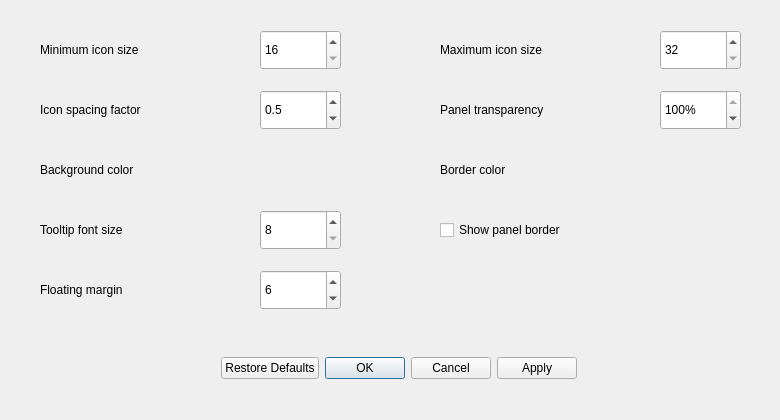
This is src/view/appearance_settings_dialog.ui in dangvd/crystal-dock as Qt 5 draws it before an edit. The edited form follows.
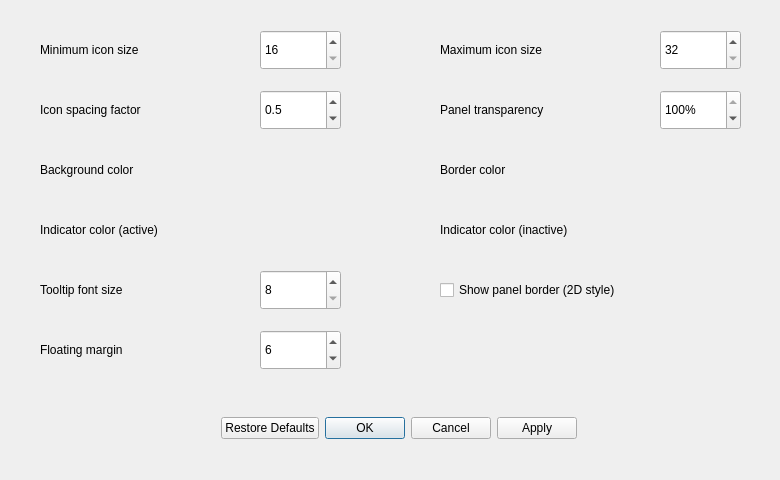
This is the edited form.

Commit message: Adds active / inactive indicator color to Appearance Settings #28

Diff of the .ui file:
```diff
--- a/src/view/appearance_settings_dialog.ui
+++ b/src/view/appearance_settings_dialog.ui
@@ -7,7 +7,7 @@
     <x>0</x>
     <y>0</y>
     <width>780</width>
-    <height>420</height>
+    <height>480</height>
    </rect>
   </property>
   <property name="windowTitle">
@@ -17,7 +17,7 @@
    <property name="geometry">
     <rect>
      <x>34</x>
-     <y>350</y>
+     <y>410</y>
      <width>730</width>
      <height>36</height>
     </rect>
@@ -126,13 +126,13 @@
    <property name="geometry">
     <rect>
      <x>440</x>
-     <y>210</y>
-     <width>220</width>
+     <y>270</y>
+     <width>301</width>
      <height>40</height>
     </rect>
    </property>
    <property name="text">
-    <string>Show panel border</string>
+    <string>Show panel border (2D style)</string>
    </property>
   </widget>
   <widget class="QLabel" name="borderColorLabel">
@@ -152,7 +152,7 @@
    <property name="geometry">
     <rect>
      <x>40</x>
-     <y>210</y>
+     <y>270</y>
      <width>220</width>
      <height>40</height>
     </rect>
@@ -165,7 +165,7 @@
    <property name="geometry">
     <rect>
      <x>260</x>
-     <y>210</y>
+     <y>270</y>
      <width>81</width>
      <height>40</height>
     </rect>
@@ -244,7 +244,7 @@
    <property name="geometry">
     <rect>
      <x>40</x>
-     <y>270</y>
+     <y>330</y>
      <width>200</width>
      <height>40</height>
     </rect>
@@ -257,7 +257,7 @@
    <property name="geometry">
     <rect>
      <x>260</x>
-     <y>270</y>
+     <y>330</y>
      <width>81</width>
      <height>40</height>
     </rect>
@@ -275,6 +275,32 @@
     <number>6</number>
    </property>
   </widget>
+  <widget class="QLabel" name="activeIndicatorLabel">
+   <property name="geometry">
+    <rect>
+     <x>40</x>
+     <y>210</y>
+     <width>220</width>
+     <height>40</height>
+    </rect>
+   </property>
+   <property name="text">
+    <string>Indicator color (active)</string>
+   </property>
+  </widget>
+  <widget class="QLabel" name="inactiveIndicatorLabel">
+   <property name="geometry">
+    <rect>
+     <x>440</x>
+     <y>210</y>
+     <width>220</width>
+     <height>40</height>
+    </rect>
+   </property>
+   <property name="text">
+    <string>Indicator color (inactive)</string>
+   </property>
+  </widget>
  </widget>
  <resources/>
  <connections>
```
The commit also changes 6 other files.
